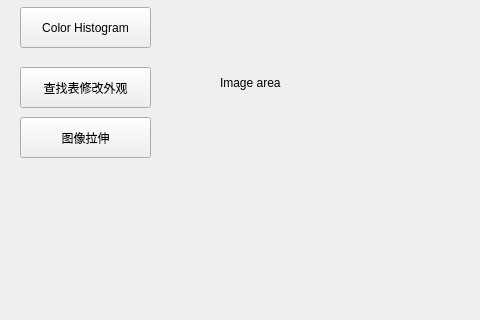
Before: the Qt Designer form Chapter 04/UsingHistogram/mainwindow.ui in bigfool/opencv-2-cookbook-src, drawn with Qt 5; both pictures show x 0 to 480 and y 130 to 450 of the 678 by 450 pixel window.
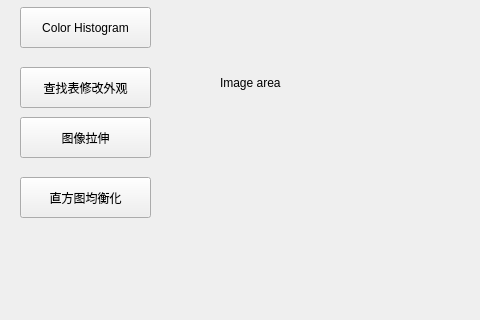
After: the same form once the commit is applied.

Commit message: 完成直方图均衡化的功能

```diff
--- a/Chapter 04/UsingHistogram/mainwindow.ui
+++ b/Chapter 04/UsingHistogram/mainwindow.ui
@@ -92,6 +92,19 @@
      <string>图像拉伸</string>
     </property>
    </widget>
+   <widget class="QPushButton" name="equalizeButton">
+    <property name="geometry">
+     <rect>
+      <x>20</x>
+      <y>290</y>
+      <width>131</width>
+      <height>41</height>
+     </rect>
+    </property>
+    <property name="text">
+     <string>直方图均衡化</string>
+    </property>
+   </widget>
   </widget>
   <widget class="QMenuBar" name="menuBar">
    <property name="geometry">
```
The commit also changes 7 other files.
